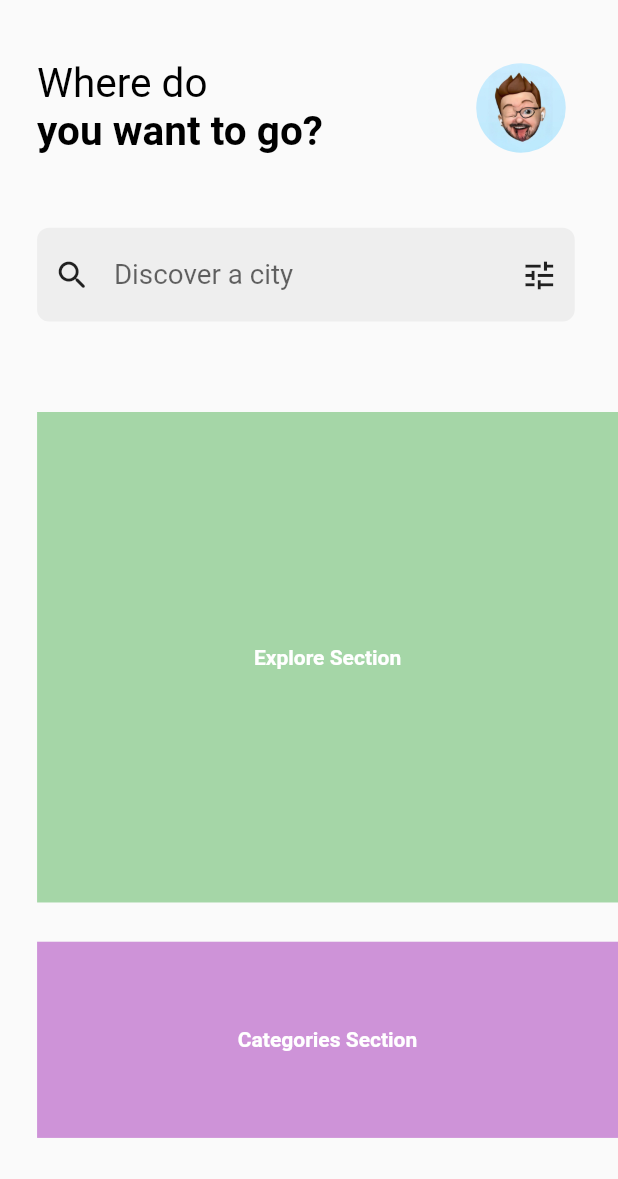
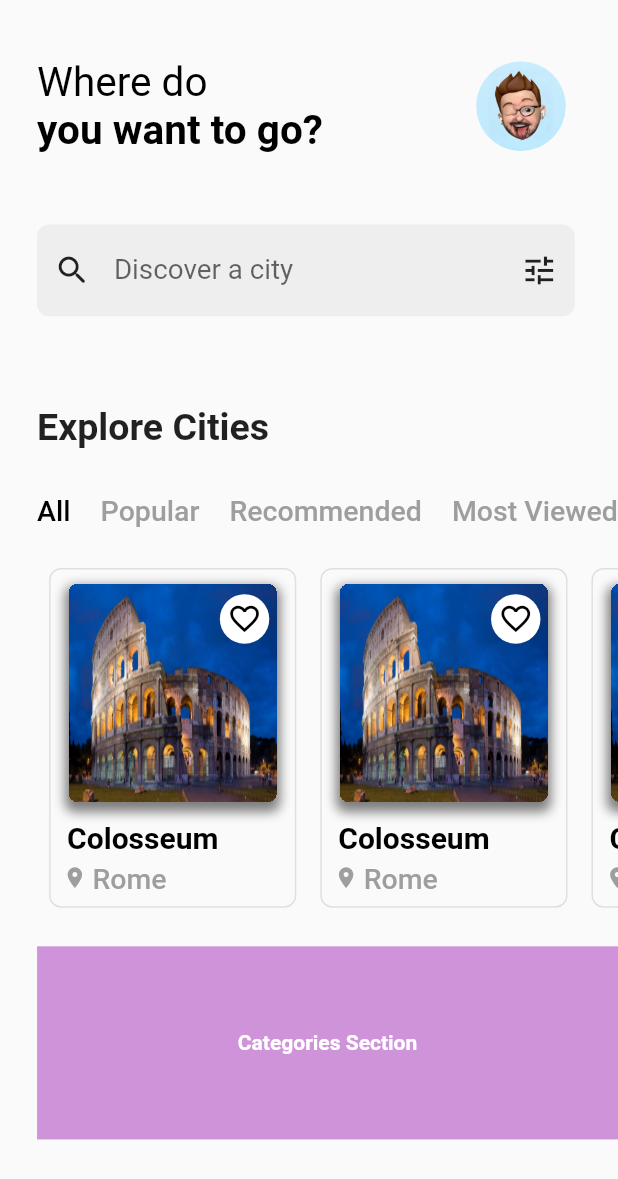
Before and after one commit to batuhankrbb/travel_app_ui, a Flutter app: the screen it shows after launch, on a phone screen of 412 x 824 dp. Shown: the top 1179 px of the screen. Run offline on Flutter 3.47's test engine with Material 2 defaults, Android fonts, the phone set to English and light mode, and no system bars; drawn by our look-alikes of auto_size_text; our stand-ins replace device_preview.

Commit message:
add: explore section | update: minor flex changes

```diff
--- /dev/null
+++ b/lib/pages/main_page/components/city_category_cell.dart
@@ -0,0 +1,39 @@
+import 'package:auto_size_text/auto_size_text.dart';
+import 'package:flutter/material.dart';
+
+
+class CityCategoryCell extends StatefulWidget {
+  CityCategoryCell(
+      {Key? key,
+      required this.text,
+      required this.isSelected,
+      required this.onTap})
+      : super(key: key);
+
+  @override
+  _CityCategoryCellState createState() => _CityCategoryCellState();
+
+  final String text;
+  bool isSelected;
+  VoidCallback onTap;
+}
+
+class _CityCategoryCellState extends State<CityCategoryCell> {
+  @override
+  Widget build(BuildContext context) {
+    return GestureDetector(
+      child: buildText(),
+      onTap: widget.onTap,
+    );
+  }
+
+  AutoSizeText buildText() {
+    return AutoSizeText(
+      widget.text,
+      style: TextStyle(
+          fontSize: 19,
+          fontWeight: FontWeight.w500,
+          color: widget.isSelected ? Colors.black : Colors.grey),
+    );
+  }
+}
--- /dev/null
+++ b/lib/pages/main_page/components/city_cell.dart
@@ -0,0 +1,133 @@
+import 'package:auto_size_text/auto_size_text.dart';
+import 'package:flutter/material.dart';
+import 'package:travel_app_ui/extensions/context_extension.dart';
+import 'package:travel_app_ui/pages/main_page/components/like_button.dart';
+
+class CityCell extends StatefulWidget {
+  CityCell({Key? key}) : super(key: key);
+
+  @override
+  _CityCellState createState() => _CityCellState();
+}
+
+class _CityCellState extends State<CityCell> {
+  @override
+  Widget build(BuildContext context) {
+    return Container(
+      decoration: BoxDecoration(
+        border: Border.all(color: Colors.grey[300]!),
+        borderRadius: BorderRadius.circular(8),
+      ),
+      width: context.getWidth(0.4),
+      padding: EdgeInsets.only(left: 8),
+      child: Column(
+        crossAxisAlignment: CrossAxisAlignment.stretch,
+        children: [
+          Spacer(
+            flex: 1,
+          ),
+          Expanded(
+            flex: 20,
+            child: buildPhoto(),
+          ),
+          Spacer(),
+          Expanded(
+            flex: 4,
+            child: buildNameText(),
+          ),
+          Expanded(
+            flex: 3,
+            child: buildCountryText(),
+          ),
+          Spacer(),
+        ],
+      ),
+    );
+  }
+
+  Widget buildPhoto() {
+    return Container(
+      clipBehavior: Clip.hardEdge,
+      decoration: buildBoxDecoration(),
+      margin: EdgeInsets.symmetric(vertical: 2, horizontal: 4) +
+          EdgeInsets.only(right: 8),
+      child: Stack(
+        children: [
+          Positioned.fill(
+            child: Image.asset(
+              "assets/images/colesseum.jpg",
+              fit: BoxFit.fill,
+            ),
+          ),
+          LikeButton(
+            size: context.getWidth(0.08),
+          ),
+        ],
+      ),
+    );
+  }
+
+  BoxDecoration buildBoxDecoration() {
+    return BoxDecoration(
+      borderRadius: BorderRadius.circular(6),
+      boxShadow: [
+        BoxShadow(
+            color: Colors.black.withOpacity(0.5),
+            offset: Offset(0, 4),
+            spreadRadius: 2,
+            blurRadius: 6),
+      ],
+    );
+  }
+
+  Widget buildNameText() {
+    return Padding(
+      padding: EdgeInsets.all(3),
+      child: AutoSizeText(
+        "Colosseum",
+        style: TextStyle(
+          color: Colors.black,
+          fontWeight: FontWeight.bold,
+          fontSize: 40,
+        ),
+      ),
+    );
+  }
+
+  Widget buildCountryText() {
+    return Container(
+      child: Row(
+        mainAxisAlignment: MainAxisAlignment.start,
+        children: [
+          Expanded(
+            flex: 3,
+            child: Container(
+              alignment: Alignment.center,
+              child: Icon(
+                Icons.place,
+                color: Colors.grey,
+                size: context.getWidth(0.04),
+              ),
+            ),
+          ),
+          Spacer(
+            flex: 1,
+          ),
+          Expanded(
+            flex: 25,
+            child: AutoSizeText(
+              "Rome",
+              style: TextStyle(
+                  color: Colors.grey,
+                  fontWeight: FontWeight.w500,
+                  fontSize: 30),
+            ),
+          ),
+          Spacer(
+            flex: 2,
+          ),
+        ],
+      ),
+    );
+  }
+}
--- a/lib/pages/main_page/components/explore_section.dart
+++ b/lib/pages/main_page/components/explore_section.dart
@@ -1,4 +1,12 @@
+import 'package:auto_size_text/auto_size_text.dart';
+import 'package:flutter/foundation.dart';
 import 'package:flutter/material.dart';
+import 'package:travel_app_ui/fake_data.dart';
+import 'package:travel_app_ui/extensions/context_extension.dart';
+import 'package:travel_app_ui/pages/main_page/components/city_category_cell.dart';
+import 'dart:math';
+
+import 'package:travel_app_ui/pages/main_page/components/city_cell.dart';
 
 class ExploreSection extends StatefulWidget {
   ExploreSection({Key? key}) : super(key: key);
@@ -8,18 +16,75 @@ class ExploreSection extends StatefulWidget {
 }
 
 class _ExploreSectionState extends State<ExploreSection> {
+  var selectedIndex = 0;
+
   @override
   Widget build(BuildContext context) {
     return Container(
-      alignment: Alignment.center,
-      child: Text(
-        "Explore Section",
-        style: TextStyle(
-          color: Colors.white,
-          fontWeight: FontWeight.bold,
-        ),
+      child: Column(
+        crossAxisAlignment: CrossAxisAlignment.start,
+        children: [
+          Expanded(
+            flex: 8,
+            child: buildExploreTitle(),
+          ),
+          Spacer(flex: 4),
+          Expanded(
+            flex: 7,
+            child: buildCategoriesListView(),
+          ),
+          Spacer(flex: 3),
+          Expanded(
+            flex: 46,
+            child: buildExploreListView(),
+          ),
+        ],
       ),
-      color: Colors.green[200],
+    );
+  }
+
+  AutoSizeText buildExploreTitle() {
+    return AutoSizeText(
+      "Explore Cities",
+      style: TextStyle(fontWeight: FontWeight.bold, fontSize: 25),
+    );
+  }
+
+  ListView buildCategoriesListView() {
+    return ListView.separated(
+      scrollDirection: Axis.horizontal,
+      itemBuilder: (context, index) {
+        return CityCategoryCell(
+          text: categories[index],
+          isSelected: selectedIndex == index,
+          onTap: () {
+            setState(() {
+              selectedIndex = index;
+            });
+          },
+        );
+      },
+      separatorBuilder: (_, __) {
+        return SizedBox(
+          width: 20,
+        );
+      },
+      itemCount: categories.length,
+    );
+  }
+
+  Widget buildExploreListView() {
+    return ListView.builder(
+      scrollDirection: Axis.horizontal,
+      itemBuilder: (context, index) {
+        return Padding(
+          padding: EdgeInsets.symmetric(
+            horizontal: 8,
+          ),
+          child: CityCell(),
+        );
+      },
+      itemCount: 10,
     );
   }
 }
--- /dev/null
+++ b/lib/pages/main_page/components/like_button.dart
@@ -0,0 +1,49 @@
+import 'package:flutter/material.dart';
+
+
+class LikeButton extends StatefulWidget {
+  LikeButton({Key? key, required this.size}) : super(key: key);
+
+  @override
+  _LikeButtonState createState() => _LikeButtonState();
+
+  final double size;
+}
+
+
+class _LikeButtonState extends State<LikeButton> {
+  bool isLiked = false;
+
+  @override
+  Widget build(BuildContext context) {
+    return Container(
+      alignment: Alignment.topRight,
+      margin: EdgeInsets.all(5) + EdgeInsets.only(top: 2),
+      child: Container(
+        alignment: Alignment.center,
+        decoration: BoxDecoration(
+          color: Colors.white,
+          shape: BoxShape.circle,
+        ),
+        width: widget.size,
+        height: widget.size,
+        child: buildIconButton(),
+      ),
+    );
+  }
+
+  Widget buildIconButton() {
+    return GestureDetector(
+      onTap: () {
+        setState(() {
+          isLiked = !isLiked;
+        });
+      },
+      child: Icon(
+        isLiked ? Icons.favorite : Icons.favorite_border,
+        color: isLiked ? Colors.red : Colors.black,
+        size: widget.size * 0.7,
+      ),
+    );
+  }
+}
--- a/lib/pages/main_page/main_page.dart
+++ b/lib/pages/main_page/main_page.dart
@@ -27,7 +27,7 @@ class _MainPageState extends State<MainPage> {
                 child: buildTopSection(),
               ),
               Expanded(
-                flex: 25,
+                flex: 26,
                 child: ExploreSection(),
               ),
               Spacer(
```
Also changed, not shown: assets/images/colesseum.jpg (added).
